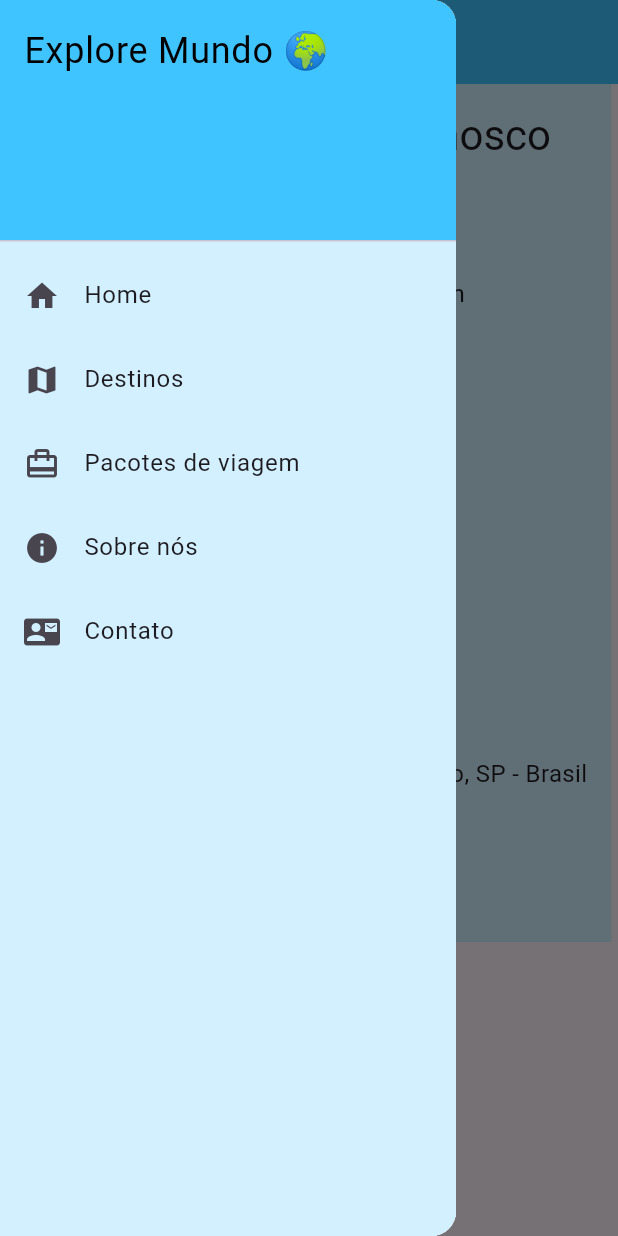
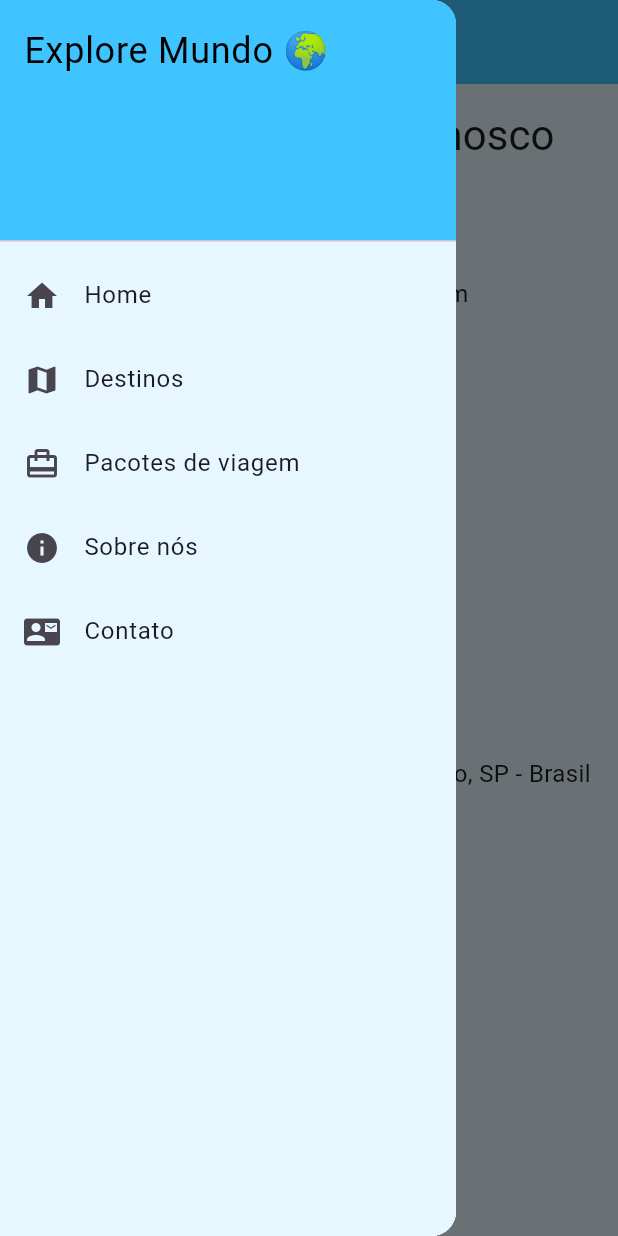
Before and after one commit to PedroAvilar/explore_mundo, a Flutter app: the ContatoPage screen opened by its route, with the side drawer open, on a phone screen of 412 x 824 dp. Run offline on Flutter 3.47's test engine with Material 3 defaults, Android fonts, the phone set to English and light mode, and no system bars; our stand-ins replace share_plus.

Commit message:
Correções para preenchimento de tela.

```diff
--- a/lib/pages/contato_page.dart
+++ b/lib/pages/contato_page.dart
@@ -17,6 +17,11 @@ class ContatoPage extends StatelessWidget {
       titulo: 'Contato',
       //Corpo da tela
       corpo: SingleChildScrollView(
+        child: ConstrainedBox(
+          constraints: BoxConstraints(
+            minHeight: MediaQuery.of(context).size.height - kToolbarHeight,
+          ),
+          child: Padding(
             padding: const EdgeInsets.all(16.0),
             child: Column(
               crossAxisAlignment: CrossAxisAlignment.center,
@@ -85,7 +90,9 @@ class ContatoPage extends StatelessWidget {
                 const SizedBox(height: 24),
               ],
             ),
-      )
+          ),
+        ),
+      ),
     );
   }
 }
--- a/lib/widgets/menu_navegacao.dart
+++ b/lib/widgets/menu_navegacao.dart
@@ -14,7 +14,7 @@ class MenuNavegacao extends StatelessWidget {
     //Menu lateral deslizante com uma lista de opções
     return Drawer(
       child: Container(
-        color: const Color.fromARGB(255, 210, 240, 255),
+        color: const Color.fromARGB(255, 230, 247, 255),
         child: ListView(
           padding: EdgeInsets.zero,
           children: [
--- a/lib/widgets/tela_base.dart
+++ b/lib/widgets/tela_base.dart
@@ -32,7 +32,8 @@ class TelaBase extends StatelessWidget {
       //Corpo da tela
       body: SafeArea(
         child: Container(
-          color: const Color.fromARGB(255, 210, 240, 255),
+          width: double.infinity,
+          color: const Color.fromARGB(255, 230, 247, 255),
           child: corpo,
         )
       ),
```
Also changed, not shown: lib/pages/sobre_page.dart (+8 -1 lines). Lines whose indentation alone changed are shown as unchanged.
